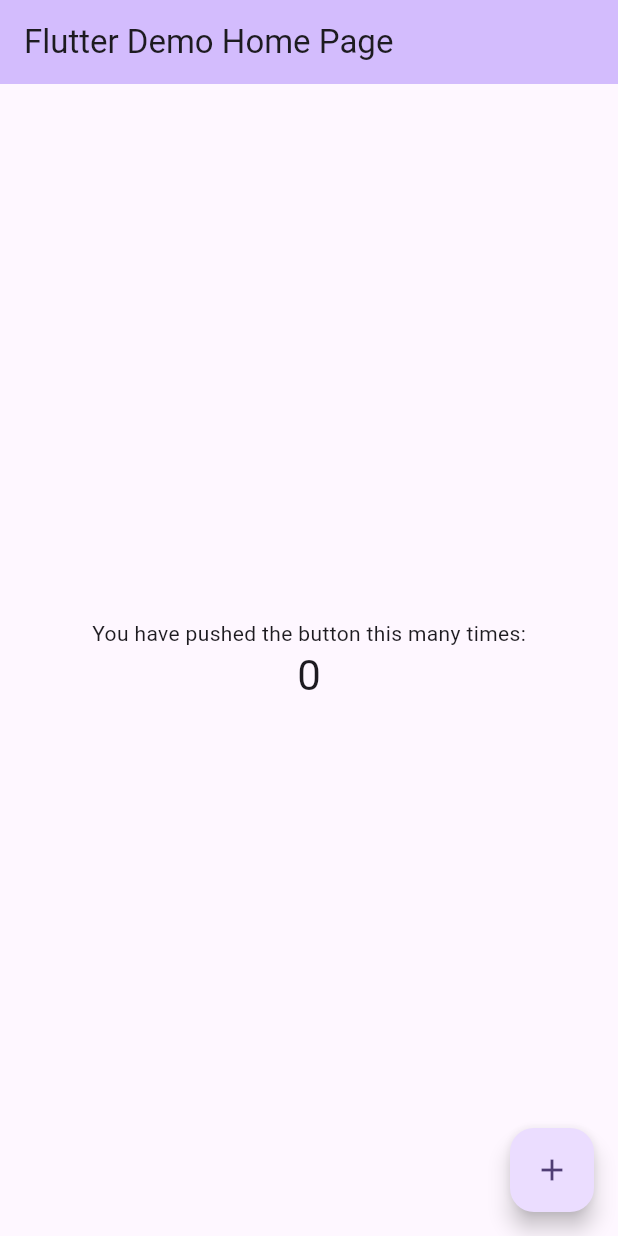
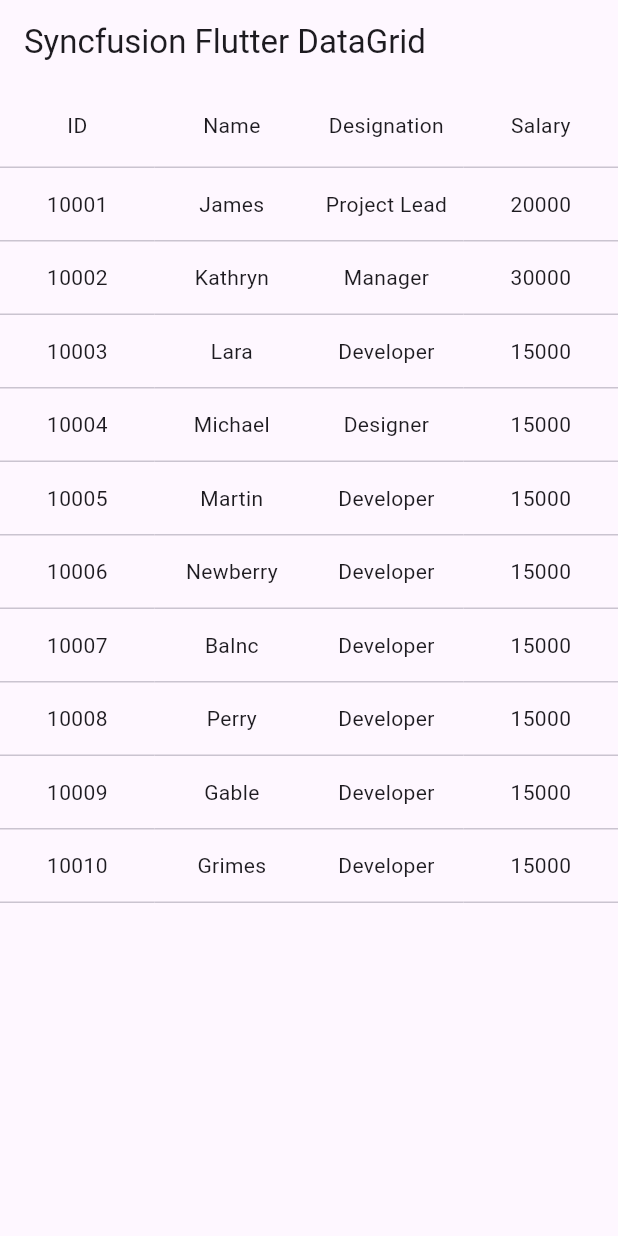
Before and after one commit to sadik5397/sadik5397hotcode_flutter_data_grid, a Flutter app: the screen it shows after launch, on a phone screen of 412 x 824 dp. Run offline on Flutter 3.47's test engine with Material 3 defaults, Android fonts, the phone set to English and light mode, and no system bars; drawn by our look-alikes of syncfusion_flutter_datagrid.

Commit message:
Successful DataGrid Table

```diff
--- a/lib/main.dart
+++ b/lib/main.dart
@@ -1,125 +1,107 @@
 import 'package:flutter/material.dart';
+import 'package:syncfusion_flutter_datagrid/datagrid.dart';
 
-void main() {
-  runApp(const MyApp());
-}
+void main() => runApp(const MyApp());
 
 class MyApp extends StatelessWidget {
   const MyApp({super.key});
 
-  // This widget is the root of your application.
   @override
   Widget build(BuildContext context) {
-    return MaterialApp(
-      title: 'Flutter Demo',
-      theme: ThemeData(
-        // This is the theme of your application.
-        //
-        // TRY THIS: Try running your application with "flutter run". You'll see
-        // the application has a purple toolbar. Then, without quitting the app,
-        // try changing the seedColor in the colorScheme below to Colors.green
-        // and then invoke "hot reload" (save your changes or press the "hot
-        // reload" button in a Flutter-supported IDE, or press "r" if you used
-        // the command line to start the app).
-        //
-        // Notice that the counter didn't reset back to zero; the application
-        // state is not lost during the reload. To reset the state, use hot
-        // restart instead.
-        //
-        // This works for code too, not just values: Most code changes can be
-        // tested with just a hot reload.
-        colorScheme: ColorScheme.fromSeed(seedColor: Colors.deepPurple),
-        useMaterial3: true,
-      ),
-      home: const MyHomePage(title: 'Flutter Demo Home Page'),
-    );
+    return MaterialApp(title: 'sadik5397 Data Grid', debugShowCheckedModeBanner: false, theme: ThemeData(useMaterial3: true), home: const MyHomePage());
   }
 }
 
 class MyHomePage extends StatefulWidget {
-  const MyHomePage({super.key, required this.title});
-
-  // This widget is the home page of your application. It is stateful, meaning
-  // that it has a State object (defined below) that contains fields that affect
-  // how it looks.
-
-  // This class is the configuration for the state. It holds the values (in this
-  // case the title) provided by the parent (in this case the App widget) and
-  // used by the build method of the State. Fields in a Widget subclass are
-  // always marked "final".
-
-  final String title;
+  const MyHomePage({Key? key}) : super(key: key);
 
   @override
   State<MyHomePage> createState() => _MyHomePageState();
 }
 
 class _MyHomePageState extends State<MyHomePage> {
-  int _counter = 0;
+  late EmployeeDataSource employeeDataSource;
 
-  void _incrementCounter() {
-    setState(() {
-      // This call to setState tells the Flutter framework that something has
-      // changed in this State, which causes it to rerun the build method below
-      // so that the display can reflect the updated values. If we changed
-      // _counter without calling setState(), then the build method would not be
-      // called again, and so nothing would appear to happen.
-      _counter++;
-    });
+  List<Map<String, String>> columns = [
+    {"key": "id", "value": "ID"},
+    {"key": "name", "value": "Name"},
+    {"key": "designation", "value": "Designation"},
+    {"key": "salary", "value": "Salary"},
+  ];
+
+  List<Map<String, dynamic>> apiResult = [
+    {"id": 10001, "name": "James", "designation": "Project Lead", "salary": 20000},
+    {"id": 10002, "name": "Kathryn", "designation": "Manager", "salary": 30000},
+    {"id": 10003, "name": "Lara", "designation": "Developer", "salary": 15000},
+    {"id": 10004, "name": "Michael", "designation": "Designer", "salary": 15000},
+    {"id": 10005, "name": "Martin", "designation": "Developer", "salary": 15000},
+    {"id": 10006, "name": "Newberry", "designation": "Developer", "salary": 15000},
+    {"id": 10007, "name": "Balnc", "designation": "Developer", "salary": 15000},
+    {"id": 10008, "name": "Perry", "designation": "Developer", "salary": 15000},
+    {"id": 10009, "name": "Gable", "designation": "Developer", "salary": 15000},
+    {"id": 10010, "name": "Grimes", "designation": "Developer", "salary": 15000}
+  ];
+
+  @override
+  void initState() {
+    super.initState();
+    employeeDataSource = EmployeeDataSource(columns, apiResult); //API Call (apiResult)
   }
 
   @override
   Widget build(BuildContext context) {
-    // This method is rerun every time setState is called, for instance as done
-    // by the _incrementCounter method above.
-    //
-    // The Flutter framework has been optimized to make rerunning build methods
-    // fast, so that you can just rebuild anything that needs updating rather
-    // than having to individually change instances of widgets.
     return Scaffold(
-      appBar: AppBar(
-        // TRY THIS: Try changing the color here to a specific color (to
-        // Colors.amber, perhaps?) and trigger a hot reload to see the AppBar
-        // change color while the other colors stay the same.
-        backgroundColor: Theme.of(context).colorScheme.inversePrimary,
-        // Here we take the value from the MyHomePage object that was created by
-        // the App.build method, and use it to set our appbar title.
-        title: Text(widget.title),
-      ),
-      body: Center(
-        // Center is a layout widget. It takes a single child and positions it
-        // in the middle of the parent.
-        child: Column(
-          // Column is also a layout widget. It takes a list of children and
-          // arranges them vertically. By default, it sizes itself to fit its
-          // children horizontally, and tries to be as tall as its parent.
-          //
-          // Column has various properties to control how it sizes itself and
-          // how it positions its children. Here we use mainAxisAlignment to
-          // center the children vertically; the main axis here is the vertical
-          // axis because Columns are vertical (the cross axis would be
-          // horizontal).
-          //
-          // TRY THIS: Invoke "debug painting" (choose the "Toggle Debug Paint"
-          // action in the IDE, or press "p" in the console), to see the
-          // wireframe for each widget.
-          mainAxisAlignment: MainAxisAlignment.center,
-          children: <Widget>[
-            const Text(
-              'You have pushed the button this many times:',
-            ),
-            Text(
-              '$_counter',
-              style: Theme.of(context).textTheme.headlineMedium,
-            ),
-          ],
+        appBar: AppBar(
+          title: const Text('Syncfusion Flutter DataGrid'),
         ),
-      ),
-      floatingActionButton: FloatingActionButton(
-        onPressed: _incrementCounter,
-        tooltip: 'Increment',
-        child: const Icon(Icons.add),
-      ), // This trailing comma makes auto-formatting nicer for build methods.
-    );
+        body: SfDataGrid(
+            source: employeeDataSource,
+            columnWidthMode: ColumnWidthMode.fill,
+            columns: List.generate(
+                columns.length,
+                (index) => GridColumn(
+                      columnName: columns[index]["key"] ?? "",
+                      autoFitPadding: const EdgeInsets.all(8.0),
+                      label: Center(child: Text(columns[index]["value"] ?? "", overflow: TextOverflow.ellipsis)),
+                    ))));
   }
 }
+
+class MyEmployee {
+  dynamic id, name, designation, salary;
+
+  MyEmployee(this.id, this.name, this.designation, this.salary);
+}
+
+class EmployeeDataSource extends DataGridSource {
+  List<DataGridRow> tableRows = [];
+
+  EmployeeDataSource(List columns, List data) {
+    tableRows = List.generate(
+        data.length,
+        (i) => DataGridRow(cells: List.generate(columns.length, (j) => DataGridCell(columnName: columns[j]["key"], value: data[i][columns[j]["key"]]))
+            // cells: [
+            //   DataGridCell(columnName: 'id', value: result[i]["id"]),
+            //   DataGridCell(columnName: 'name', value: result[i]["name"]),
+            //   DataGridCell(columnName: 'designation', value: result[i]["designation"]),
+            //   DataGridCell(columnName: 'salary', value: result[i]["salary"]),
+            // ],
+            ));
+  }
+
+  @override
+  List<DataGridRow> get rows => tableRows;
+
+  @override
+  DataGridRowAdapter buildRow(DataGridRow row) => DataGridRowAdapter(
+          cells: row.getCells().map((cell) {
+        switch (cell.columnName) {
+          case "id":
+            return Center(child: Text(cell.value.toString()));
+          case "name":
+            return Center(child: Text(cell.value.toString()));
+          default:
+            return Center(child: Text(cell.value.toString()));
+        }
+      }).toList());
+}
--- a/pubspec.yaml
+++ b/pubspec.yaml
@@ -35,6 +35,7 @@
   # The following adds the Cupertino Icons font to your application.
   # Use with the CupertinoIcons class for iOS style icons.
   cupertino_icons: ^1.0.6
+  syncfusion_flutter_datagrid: ^24.2.6
 
 dev_dependencies:
   flutter_test:
```
Also changed, not shown: pubspec.lock, 11 other files.
